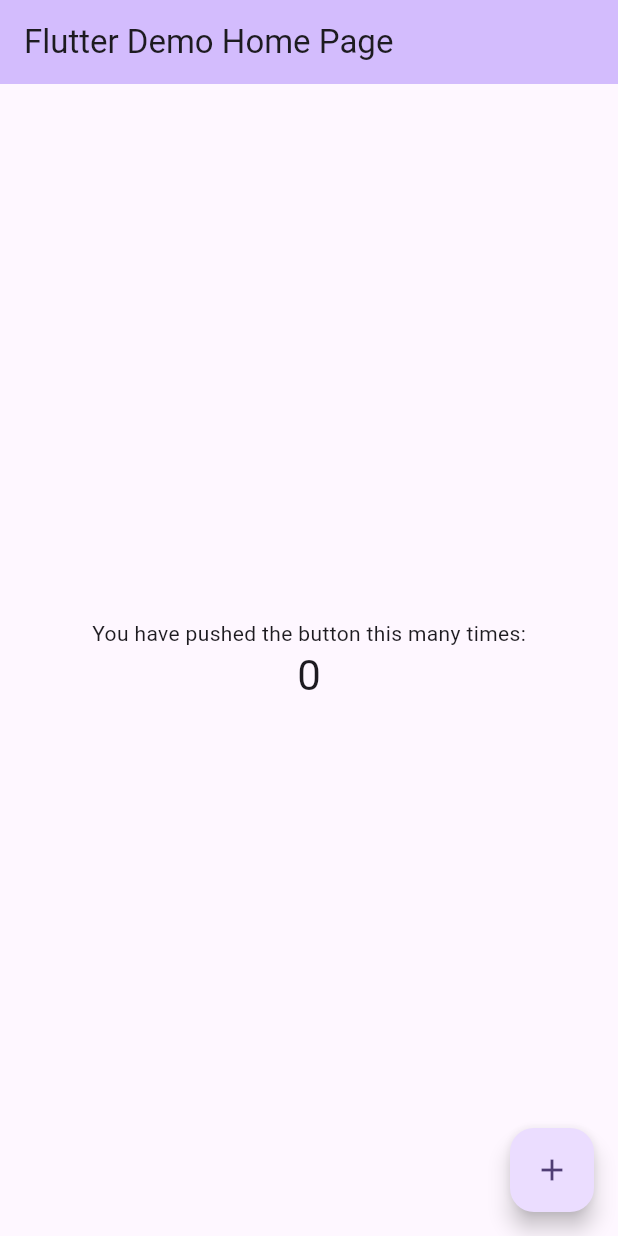
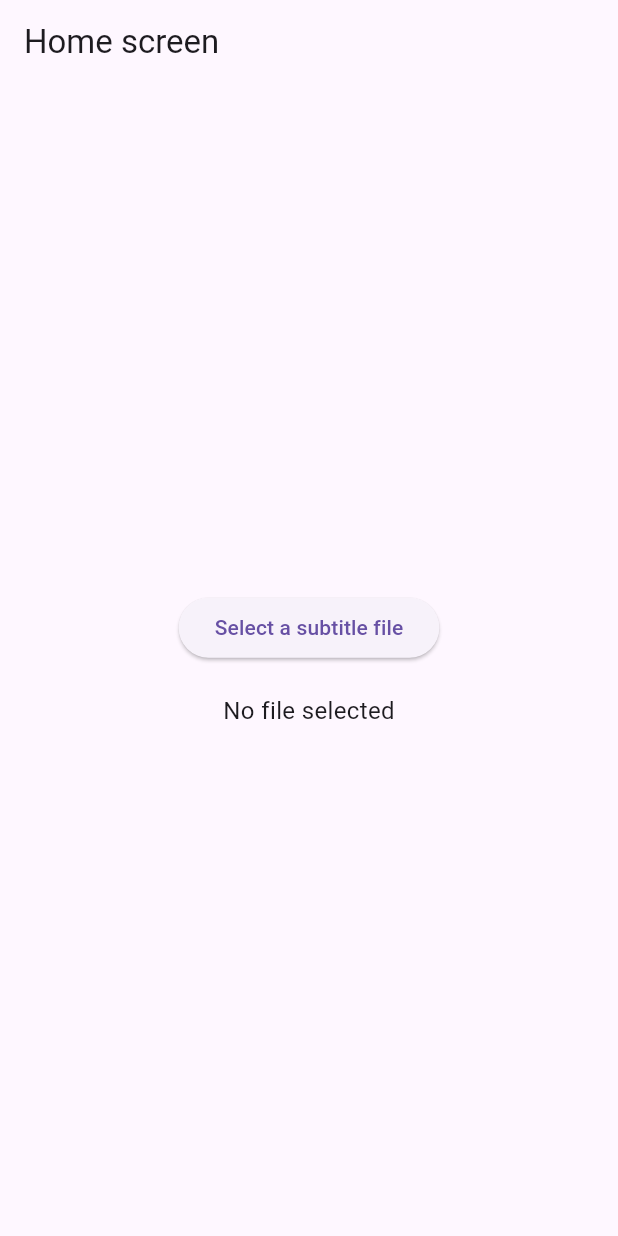
Before and after one commit to np646/subtitle_analyzer_english, a Flutter app: the screen it shows after launch, on a phone screen of 412 x 824 dp. Run offline on Flutter 3.47's test engine with Material 3 defaults, Android fonts, the phone set to English and light mode, and no system bars; our stand-ins replace file_picker.

Commit message:
Added file selection
- Added .srt file selection using file_picker package

```diff
--- a/lib/main.dart
+++ b/lib/main.dart
@@ -1,122 +1,18 @@
 import 'package:flutter/material.dart';
+import 'package:subtitle_analyzer_english/screens/home_screen.dart';
 
 void main() {
-  runApp(const MyApp());
+  runApp(const MainApp());
 }
 
-class MyApp extends StatelessWidget {
-  const MyApp({super.key});
+class MainApp extends StatelessWidget {
+  const MainApp({super.key});
 
-  // This widget is the root of your application.
   @override
   Widget build(BuildContext context) {
     return MaterialApp(
-      title: 'Flutter Demo',
-      theme: ThemeData(
-        // This is the theme of your application.
-        //
-        // TRY THIS: Try running your application with "flutter run". You'll see
-        // the application has a purple toolbar. Then, without quitting the app,
-        // try changing the seedColor in the colorScheme below to Colors.green
-        // and then invoke "hot reload" (save your changes or press the "hot
-        // reload" button in a Flutter-supported IDE, or press "r" if you used
-        // the command line to start the app).
-        //
-        // Notice that the counter didn't reset back to zero; the application
-        // state is not lost during the reload. To reset the state, use hot
-        // restart instead.
-        //
-        // This works for code too, not just values: Most code changes can be
-        // tested with just a hot reload.
-        colorScheme: ColorScheme.fromSeed(seedColor: Colors.deepPurple),
-      ),
-      home: const MyHomePage(title: 'Flutter Demo Home Page'),
+      debugShowCheckedModeBanner: false,
+      home: const HomeScreen(),
     );
   }
 }
-
-class MyHomePage extends StatefulWidget {
-  const MyHomePage({super.key, required this.title});
-
-  // This widget is the home page of your application. It is stateful, meaning
-  // that it has a State object (defined below) that contains fields that affect
-  // how it looks.
-
-  // This class is the configuration for the state. It holds the values (in this
-  // case the title) provided by the parent (in this case the App widget) and
-  // used by the build method of the State. Fields in a Widget subclass are
-  // always marked "final".
-
-  final String title;
-
-  @override
-  State<MyHomePage> createState() => _MyHomePageState();
-}
-
-class _MyHomePageState extends State<MyHomePage> {
-  int _counter = 0;
-
-  void _incrementCounter() {
-    setState(() {
-      // This call to setState tells the Flutter framework that something has
-      // changed in this State, which causes it to rerun the build method below
-      // so that the display can reflect the updated values. If we changed
-      // _counter without calling setState(), then the build method would not be
-      // called again, and so nothing would appear to happen.
-      _counter++;
-    });
-  }
-
-  @override
-  Widget build(BuildContext context) {
-    // This method is rerun every time setState is called, for instance as done
-    // by the _incrementCounter method above.
-    //
-    // The Flutter framework has been optimized to make rerunning build methods
-    // fast, so that you can just rebuild anything that needs updating rather
-    // than having to individually change instances of widgets.
-    return Scaffold(
-      appBar: AppBar(
-        // TRY THIS: Try changing the color here to a specific color (to
-        // Colors.amber, perhaps?) and trigger a hot reload to see the AppBar
-        // change color while the other colors stay the same.
-        backgroundColor: Theme.of(context).colorScheme.inversePrimary,
-        // Here we take the value from the MyHomePage object that was created by
-        // the App.build method, and use it to set our appbar title.
-        title: Text(widget.title),
-      ),
-      body: Center(
-        // Center is a layout widget. It takes a single child and positions it
-        // in the middle of the parent.
-        child: Column(
-          // Column is also a layout widget. It takes a list of children and
-          // arranges them vertically. By default, it sizes itself to fit its
-          // children horizontally, and tries to be as tall as its parent.
-          //
-          // Column has various properties to control how it sizes itself and
-          // how it positions its children. Here we use mainAxisAlignment to
-          // center the children vertically; the main axis here is the vertical
-          // axis because Columns are vertical (the cross axis would be
-          // horizontal).
-          //
-          // TRY THIS: Invoke "debug painting" (choose the "Toggle Debug Paint"
-          // action in the IDE, or press "p" in the console), to see the
-          // wireframe for each widget.
-          mainAxisAlignment: MainAxisAlignment.center,
-          children: <Widget>[
-            const Text('You have pushed the button this many times:'),
-            Text(
-              '$_counter',
-              style: Theme.of(context).textTheme.headlineMedium,
-            ),
-          ],
-        ),
-      ),
-      floatingActionButton: FloatingActionButton(
-        onPressed: _incrementCounter,
-        tooltip: 'Increment',
-        child: const Icon(Icons.add),
-      ), // This trailing comma makes auto-formatting nicer for build methods.
-    );
-  }
-}
--- /dev/null
+++ b/lib/screens/home_screen.dart
@@ -0,0 +1,55 @@
+import 'package:flutter/material.dart';
+import 'package:file_picker/file_picker.dart';
+
+class HomeScreen extends StatefulWidget {
+  const HomeScreen({super.key});
+
+  @override
+  State<HomeScreen> createState() => _HomeScreenState();
+}
+
+class _HomeScreenState extends State<HomeScreen> {
+  String? selectedFile;
+
+  Future<void> selectFile() async {
+    FilePickerResult? result = await FilePicker.platform.pickFiles(
+      type: FileType.custom,
+      allowedExtensions: ['srt'],
+    );
+
+    if (result != null) {
+      setState(() {
+        selectedFile = result.files.single.name;
+      });
+      print("Selected file: ${result.files.first.name}");
+    } else {
+      setState(() {
+        selectedFile = "No file selected";
+      });
+      print("User canceled file selection.");
+    }
+  }
+
+  @override
+  Widget build(BuildContext context) {
+    return Scaffold(
+      appBar: AppBar(title: const Text("Home screen")),
+      body: Center(
+        child: Column(
+          mainAxisSize: MainAxisSize.min,
+          children: [
+            ElevatedButton(
+              onPressed: selectFile,
+              child: const Text("Select a subtitle file"),
+            ),
+            const SizedBox(height: 20),
+            Text(
+              selectedFile ?? "No file selected",
+              style: const TextStyle(fontSize: 16),
+            ),
+          ],
+        ),
+      ),
+    );
+  }
+}
--- a/pubspec.yaml
+++ b/pubspec.yaml
@@ -34,6 +34,7 @@ dependencies:
   # The following adds the Cupertino Icons font to your application.
   # Use with the CupertinoIcons class for iOS style icons.
   cupertino_icons: ^1.0.8
+  file_picker: ^10.3.1
 
 dev_dependencies:
   flutter_test:
```
Also changed, not shown: lib/screens/results_screen.dart (added), pubspec.lock, 5 other files.
